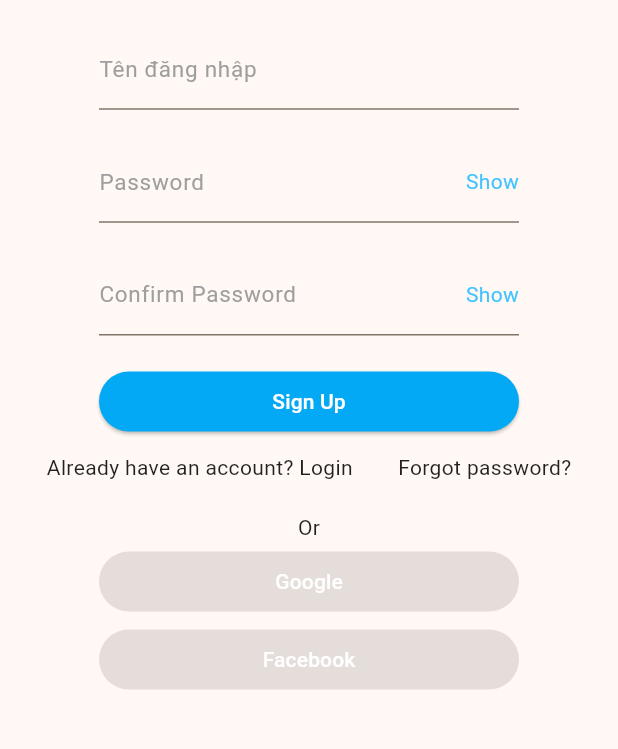
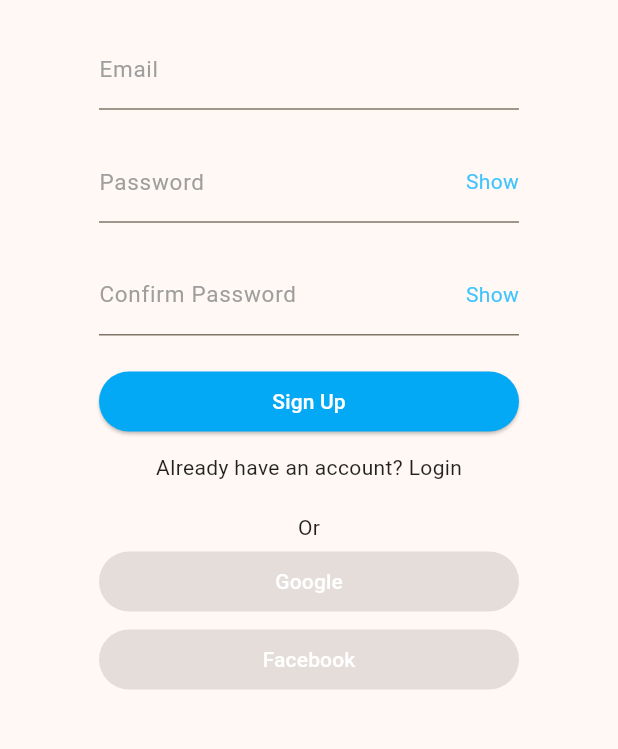
Before and after one commit to Hai-Ba-Con-Ga/HomeKitchen_customer_mobile, a Flutter app: the SignUpPage screen opened by its route, on a phone screen of 412 x 824 dp, the part 412-1161 px from its top. Run offline on Flutter 3.47's test engine with Material 2 defaults, Android fonts, the phone set to English and light mode, and no system bars; our stand-ins replace dio, firebase_auth, firebase_core, flutter_bloc, get_it, go_router and 1 more; accounts and stored records are empty; network calls fail; Roboto replaces fonts that are missing (Signika); project files that could hold a hidden picture were left out.

Commit message:
apply go_route + restructure sign up page + add base scaffold

```diff
--- a/lib/router/router.dart
+++ b/lib/router/router.dart
@@ -1,12 +1,19 @@
+import 'package:flutter/widgets.dart';
 import 'package:go_router/go_router.dart';
 
 import '../view/page/sign_up_page.dart';
 import '../view/page/login_page.dart';
+import '../view/page/user_page.dart';
+import '../view/widgets/base_scaffold.dart';
 import 'router_key_management.dart';
 
 class AppPath {
   static const String login = '/login';
   static const String signUp = '/signUp';
+  static const String home = '/home';
+  static const String favorite = '/favorite';
+  static const String notification = '/notification';
+  static const String user = '/user';
 }
 
 class AppRouter {
@@ -30,6 +37,51 @@ class AppRouter {
         ) =>
             const SignUpPage(),
       ),
+      ShellRoute(
+        navigatorKey: RouterKeyManager.instance.shellNavigatorKey,
+        builder: (
+          context,
+          state,
+          child,
+        ) =>
+            BaseScaffold(
+          child: child,
+        ),
+        routes: [
+          GoRoute(
+            path: AppPath.home,
+            builder: (
+              context,
+              state,
+            ) =>
+                const SizedBox(),
+          ),
+          GoRoute(
+            path: AppPath.favorite,
+            builder: (
+              context,
+              state,
+            ) =>
+                const SizedBox(),
+          ),
+          GoRoute(
+            path: AppPath.notification,
+            builder: (
+              context,
+              state,
+            ) =>
+                const SizedBox(),
+          ),
+          GoRoute(
+            path: AppPath.user,
+            builder: (
+              context,
+              state,
+            ) =>
+                const UserPage(),
+          ),
+        ],
+      ),
     ],
     debugLogDiagnostics: true,
   );
--- a/lib/view/page/sign_up_page.dart
+++ b/lib/view/page/sign_up_page.dart
@@ -1,8 +1,14 @@
+import 'dart:io';
+
+import 'package:flutter/cupertino.dart';
 import 'package:flutter/material.dart';
-import '../../domain/auth/authentication.dart';
-import '../../bloc/login_bloc.dart';
-import 'login_page.dart';
-import '../../presentation/navigator.dart';
+
+import 'package:flutter_bloc/flutter_bloc.dart';
+import 'package:go_router/go_router.dart';
+
+import '../../bloc/auth/auth_bloc.dart';
+import '../../bloc/bloc.dart';
+import '../../router/router.dart';
 
 class SignUpPage extends StatefulWidget {
   const SignUpPage({super.key});
@@ -14,23 +20,85 @@ class SignUpPage extends StatefulWidget {
 class _SignUpPageState extends State<SignUpPage> {
   bool _showPassword = false;
   bool _showRePassword = false;
-  final AuthBloc _loginBloc = AuthBloc();
-  final TextEditingController _usernameController = TextEditingController();
+  final AuthBloc _signUpBloc = AuthBloc();
+  final TextEditingController _emailController = TextEditingController();
   final TextEditingController _passwordController = TextEditingController();
-  final TextEditingController _rePasswordController = TextEditingController();
+  final TextEditingController _confirmPasswordController = TextEditingController();
 
   @override
   Widget build(BuildContext context) {
+    return BlocConsumer(
+      bloc: _signUpBloc,
+      listener: (context, state) {
+        if (state is CommonState) {
+          if (state.model == null) {
+            if (context.canPop()) {
+              context.pop();
+            }
+            if (state.isLoading) {
+              showCupertinoDialog(
+                barrierDismissible: true,
+                context: context,
+                builder: (context) => const SizedBox(
+                  // width: 400,
+                  height: 50,
+                  child: Center(
+                    child: CircularProgressIndicator.adaptive(),
+                  ),
+                ),
+              );
+              return;
+            }
+
+            if (state.errorMessage?.isNotEmpty ?? false) {
+              showCupertinoDialog(
+                context: context,
+                builder: (context) => Platform.isIOS
+                    ? CupertinoAlertDialog(
+                        actions: [
+                          TextButton(
+                            onPressed: () => context.pop(),
+                            child: const Text('OK'),
+                          ),
+                        ],
+                        title: const Text('Error'),
+                        content: Padding(
+                          padding: const EdgeInsets.symmetric(
+                            vertical: 8.0,
+                          ),
+                          child: Text(state.errorMessage ?? ''),
+                        ),
+                      )
+                    : AlertDialog(
+                        actions: [
+                          TextButton(
+                            onPressed: () => context.pop(),
+                            child: const Text('OK'),
+                          ),
+                        ],
+                        title: const Text('Error'),
+                        content: Text(state.errorMessage ?? ''),
+                      ),
+              );
+              return;
+            }
+          }
+          context.go(
+            AppPath.home,
+          );
+        }
+      },
+      builder: (context, state) {
         return Scaffold(
           resizeToAvoidBottomInset: false,
-      body: Center(
-        child: Padding(
-          padding: const EdgeInsets.all(16.0),
-          child: GestureDetector(
+          body: GestureDetector(
             behavior: HitTestBehavior.opaque,
             onTap: () => FocusScope.of(context).requestFocus(
               FocusNode(),
             ),
+            child: Center(
+              child: Padding(
+                padding: const EdgeInsets.all(16.0),
                 child: Column(
                   mainAxisAlignment: MainAxisAlignment.center,
                   children: <Widget>[
@@ -70,17 +138,13 @@ class _SignUpPageState extends State<SignUpPage> {
                         50,
                         10,
                       ),
-                  child: StreamBuilder(
-                    stream: _loginBloc.userStream,
-                    builder: (context, snapshot) => TextField(
-                      controller: _usernameController,
-                      decoration: InputDecoration(
-                        errorText: snapshot.hasError ? snapshot.error.toString() : null,
-                        labelText: 'Tên đăng nhập',
-                        labelStyle: const TextStyle(
+                      child: TextField(
+                        controller: _emailController,
+                        decoration: const InputDecoration(
+                          labelText: 'Email',
+                          labelStyle: TextStyle(
                             color: Colors.grey,
                             fontSize: 15,
-                        ),
                           ),
                         ),
                       ),
@@ -95,19 +159,15 @@ class _SignUpPageState extends State<SignUpPage> {
                       ),
                       child: Stack(
                         alignment: AlignmentDirectional.centerEnd,
-                    children: <Widget>[
-                      StreamBuilder(
-                        stream: _loginBloc.passStream,
-                        builder: (conterxt, snapshot) => TextField(
+                        children: [
+                          TextField(
                             obscureText: !_showPassword,
                             controller: _passwordController,
-                          decoration: InputDecoration(
-                            errorText: snapshot.hasError ? snapshot.error.toString() : null,
+                            decoration: const InputDecoration(
                               labelText: 'Password',
-                            labelStyle: const TextStyle(
+                              labelStyle: TextStyle(
                                 color: Colors.grey,
                                 fontSize: 15,
-                            ),
                               ),
                             ),
                           ),
@@ -133,10 +193,10 @@ class _SignUpPageState extends State<SignUpPage> {
                       ),
                       child: Stack(
                         alignment: AlignmentDirectional.centerEnd,
-                    children: <Widget>[
+                        children: [
                           TextField(
                             obscureText: !_showRePassword,
-                        controller: _rePasswordController,
+                            controller: _confirmPasswordController,
                             decoration: const InputDecoration(
                               labelText: 'Confirm Password',
                               labelStyle: TextStyle(
@@ -183,18 +243,9 @@ class _SignUpPageState extends State<SignUpPage> {
                     ),
                     /*other method login*/
                     GestureDetector(
-                  onTap: () => Navigator.pushReplacement(
-                    context,
-                    MaterialPageRoute(
-                      builder: (context) => const LoginPage(),
-                    ),
-                  ),
-                  child: const Row(
-                    mainAxisAlignment: MainAxisAlignment.spaceAround,
-                    children: [
-                      Text('Already have an account? Login'),
-                      Text('Forgot password?'),
-                    ],
+                      onTap: () => context.go(AppPath.login),
+                      child: const Center(
+                        child: Text('Already have an account? Login'),
                       ),
                     ),
                     const SizedBox(height: 20),
@@ -251,21 +302,16 @@ class _SignUpPageState extends State<SignUpPage> {
             ),
           ),
         );
+      },
+    );
   }
 
   void onSignUpClick() {
-    /*check input valid*/
-    if (_passwordController.text == _rePasswordController.text) {
-      registerUser('email123@gmail.com', '123456');
-      if (_loginBloc.isValidInfo(_usernameController.text, _passwordController.text)) {
-        Navigator.push(
-          context,
-          MaterialPageRoute(
-            builder: (context) => const FooterBar(),
-          ),
+    _signUpBloc.signUp(
+      email: _emailController.text,
+      password: _passwordController.text,
+      confirmPassword: _confirmPasswordController.text,
     );
-      }
-    }
   }
 
   void onToggleShowPassword() {
```
Also changed, not shown: lib/bloc/auth/auth_bloc.dart (+17 -11 lines), lib/presentation/navigator.dart (+57 -47 lines), lib/view/page/login_page.dart (+13 -7 lines), lib/view/page/user_page.dart (added, +29 -0 lines), lib/view/widgets/base_scaffold.dart (added, +118 -0 lines). Lines whose indentation alone changed are shown as unchanged.
